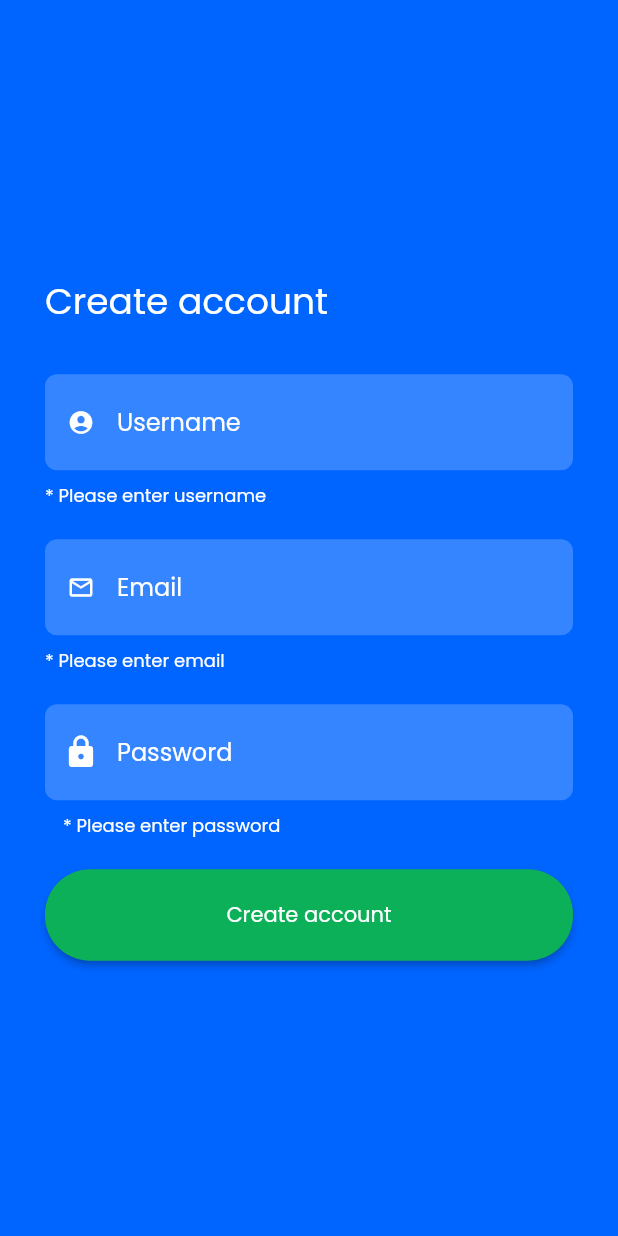
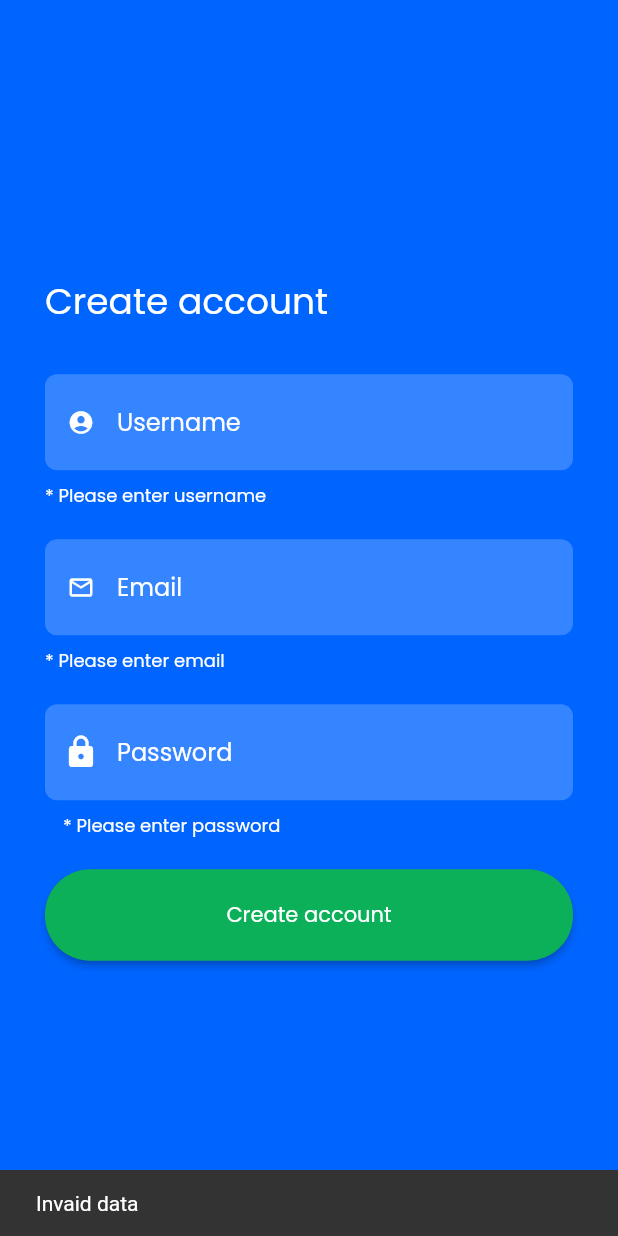
Before and after one commit to sammyodiagbe/brainbatu-mobile, a Flutter app: the SignupScreen screen opened directly, after a tap on "Create account", on a phone screen of 412 x 824 dp. Run offline on Flutter 3.47's test engine with Material 2 defaults, Android fonts, the phone set to English and light mode, and no system bars.

```diff
--- a/lib/screens/auth/signup.dart
+++ b/lib/screens/auth/signup.dart
@@ -1,3 +1,6 @@
+import 'dart:convert';
+
+import 'package:brainbatu/services/authService.dart';
 import "package:flutter/material.dart";
 
 class SignupScreen extends StatefulWidget {
@@ -7,14 +10,19 @@ class SignupScreen extends StatefulWidget {
 
 class _SignupScreenState extends State<SignupScreen> {
   final _formKey = GlobalKey<FormState>();
+  String _username;
+  String _email;
+  String _password;
 
   @override
   Widget build(BuildContext context) {
     final screenHeight = MediaQuery.of(context).size.height;
     final screenWidth = MediaQuery.of(context).size.width;
+
     return Scaffold(
       backgroundColor: Color(0xff0064FF),
-      body: SafeArea(
+      body: Builder(
+        builder: (context) => SafeArea(
           child: SingleChildScrollView(
             child: Container(
               height: screenHeight,
@@ -40,6 +48,11 @@ class _SignupScreenState extends State<SignupScreen> {
                         ),
                         SizedBox(height: 30),
                         TextFormField(
+                          onChanged: (value) {
+                            setState(() {
+                              _username = value;
+                            });
+                          },
                           validator: (value) {
                             if (value.isEmpty) {
                               return '* Please enter username';
@@ -75,6 +88,10 @@ class _SignupScreenState extends State<SignupScreen> {
                         ),
                         SizedBox(height: 20),
                         TextFormField(
+                          onChanged: (value) => setState(() {
+                            _email = value;
+                          }),
+                          keyboardType: TextInputType.emailAddress,
                           validator: (value) {
                             if (value.trim().isEmpty) {
                               return '* Please enter email';
@@ -89,22 +106,30 @@ class _SignupScreenState extends State<SignupScreen> {
                               fillColor: Color(0x52A2CBFE),
                               filled: true,
                               enabledBorder: OutlineInputBorder(
-                              borderSide: BorderSide(color: Colors.transparent),
+                                borderSide:
+                                    BorderSide(color: Colors.transparent),
                                 borderRadius: BorderRadius.circular(8),
                               ),
                               errorBorder: OutlineInputBorder(
-                              borderSide: BorderSide(color: Colors.transparent),
+                                borderSide:
+                                    BorderSide(color: Colors.transparent),
                                 borderRadius: BorderRadius.circular(8),
                               ),
                               hintStyle: TextStyle(
                                   color: Colors.white, fontFamily: 'Poppins'),
                               focusedBorder: InputBorder.none,
                               isDense: true,
-                            contentPadding: EdgeInsets.symmetric(vertical: 20),
+                              contentPadding:
+                                  EdgeInsets.symmetric(vertical: 20),
                               errorStyle: TextStyle(color: Colors.white)),
                         ),
                         SizedBox(height: 20),
                         TextFormField(
+                          onChanged: (value) {
+                            setState(() {
+                              _password = value;
+                            });
+                          },
                           validator: (value) {
                             if (value.trim().isEmpty) {
                               return '* Please enter password';
@@ -119,11 +144,13 @@ class _SignupScreenState extends State<SignupScreen> {
                               fillColor: Color(0x52A2CBFE),
                               filled: true,
                               enabledBorder: OutlineInputBorder(
-                              borderSide: BorderSide(color: Colors.transparent),
+                                borderSide:
+                                    BorderSide(color: Colors.transparent),
                                 borderRadius: BorderRadius.circular(8),
                               ),
                               errorBorder: OutlineInputBorder(
-                              borderSide: BorderSide(color: Colors.transparent),
+                                borderSide:
+                                    BorderSide(color: Colors.transparent),
                                 borderRadius: BorderRadius.circular(8),
                               ),
                               hintStyle: TextStyle(
@@ -131,7 +158,8 @@ class _SignupScreenState extends State<SignupScreen> {
                                 fontFamily: 'Poppins',
                               ),
                               focusedBorder: OutlineInputBorder(
-                              borderSide: BorderSide(color: Colors.transparent),
+                                borderSide:
+                                    BorderSide(color: Colors.transparent),
                                 borderRadius: BorderRadius.circular(8),
                               ),
                               errorStyle: TextStyle(color: Colors.white)),
@@ -146,13 +174,40 @@ class _SignupScreenState extends State<SignupScreen> {
                               style: TextStyle(
                                   color: Colors.white, fontFamily: "Poppins"),
                             ),
-                          onPressed: () {
+                            onPressed: () async {
                               if (_formKey.currentState.validate()) {
+                                AuthService _auth = AuthService();
+                                dynamic jsonResponse = await _auth.signup(
+                                    _username, _email, _password);
+                                print('json response $jsonResponse');
+                                if (jsonResponse != null) {
+                                  if (jsonResponse['errors'] != null) {
                                     Scaffold.of(context).showSnackBar(
                                       SnackBar(
-                                  content: Text('Valid form'),
+                                        content: Text(
+                                          '${jsonResponse["errors"][0]["message"]}',
+                                          style: TextStyle(
+                                            fontWeight: FontWeight.bold,
+                                          ),
+                                        ),
                                       ),
                                     );
+                                  } else {
+                                    Scaffold.of(context).showSnackBar(
+                                      SnackBar(
+                                        backgroundColor: Color(0xff0CB058),
+                                        content: Text(
+                                          'Account created, please login',
+                                          style: TextStyle(
+                                            fontWeight: FontWeight.bold,
+                                          ),
+                                        ),
+                                      ),
+                                    );
+                                  }
+                                } else {
+                                  print('no response');
+                                }
                               } else {
                                 Scaffold.of(context).showSnackBar(
                                   SnackBar(
@@ -178,6 +233,7 @@ class _SignupScreenState extends State<SignupScreen> {
             ),
           ),
         ),
+      ),
     );
   }
 }
```
Also changed, not shown: lib/screens/auth/login.dart (+19 -4 lines), lib/services/authService.dart (+37 -5 lines). Lines whose indentation alone changed are shown as unchanged.
